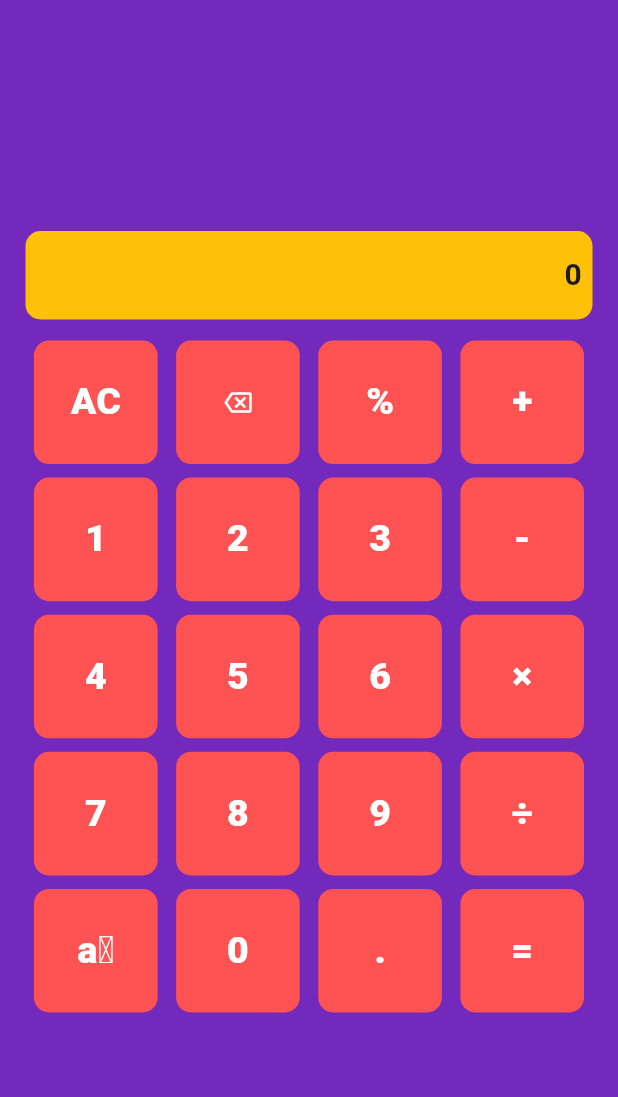
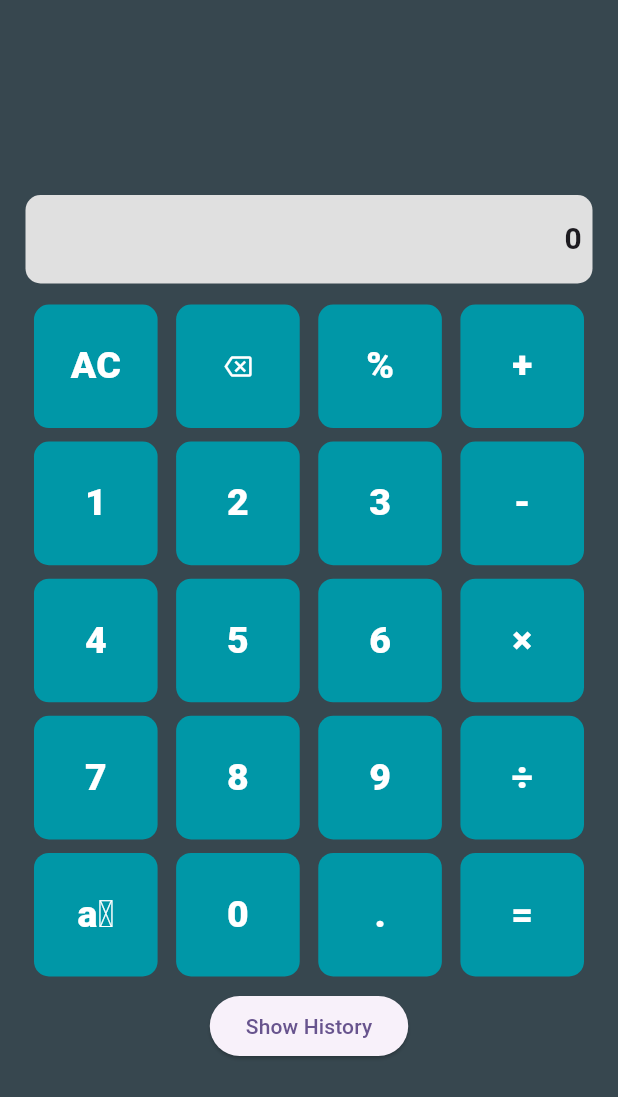
Before and after one commit to GComputeNerd/Flutter-Calculator, a Flutter app: the screen it shows after launch, on a phone screen of 412 x 824 dp. Shown: the top 1097 px of the screen. Run offline on Flutter 3.47's test engine with Material 3 defaults, Android fonts, the phone set to English and light mode, and no system bars; drawn by our look-alikes of auto_size_text.

Commit message:
Added boilerplate code for Second Page to show History

```diff
--- a/lib/gui/calculator_components.dart
+++ b/lib/gui/calculator_components.dart
@@ -3,7 +3,7 @@ import 'package:provider/provider.dart';
 import 'package:auto_size_text/auto_size_text.dart';
 
 import 'package:calculator/calculator.dart';
-
+import 'package:calculator/history_page.dart';
 
 class CalculatorDisplay extends StatelessWidget {
   const CalculatorDisplay({super.key});
@@ -69,7 +69,7 @@ class ResultDisplay extends StatelessWidget {
       padding: EdgeInsets.symmetric(horizontal:7,
       vertical: vertical),
       decoration: BoxDecoration(
-        color: Colors.amber,
+        color: Color(0xffE0E0E0),
         borderRadius: borderRadius,
       ),
       child: Text(
@@ -102,7 +102,7 @@ class BufferDisplay extends StatelessWidget {
       width: width,
       padding: EdgeInsets.symmetric(vertical: 3),
       decoration: const BoxDecoration(
-        color: Colors.green,
+        color: Color(0xff00BFA5),
         borderRadius: BorderRadius.only(
           bottomLeft: Radius.circular(10),
           bottomRight: Radius.circular(10),
@@ -189,6 +189,8 @@ class CalculatorButton extends StatelessWidget {
     );
   }
 
+  final Color buttonColor = const Color(0xff0097A7);
+
   @override
   Widget build(BuildContext context) {
     var width = MediaQuery.of(context).size.width;
@@ -201,7 +203,7 @@ class CalculatorButton extends StatelessWidget {
         onPressed: () => onPressed(),
         style: TextButton.styleFrom(
           foregroundColor: Colors.white,
-          backgroundColor: Colors.redAccent,
+          backgroundColor: buttonColor,
           shape: const RoundedRectangleBorder(
             borderRadius: BorderRadius.all(
               Radius.circular(10),
@@ -240,7 +242,7 @@ class _CalculatorButtonIcon extends CalculatorButton {
         onPressed: () => onPressed(),
         style: TextButton.styleFrom(
           foregroundColor: Colors.white,
-          backgroundColor: Colors.redAccent,
+          backgroundColor: super.buttonColor,
           shape: const RoundedRectangleBorder(
             borderRadius: BorderRadius.all(
               Radius.circular(10),
--- /dev/null
+++ b/lib/history_page.dart
@@ -0,0 +1,18 @@
+import 'package:flutter/material.dart';
+
+class HistoryPage extends StatelessWidget {
+  const HistoryPage({super.key});
+
+  @override
+  Widget build(BuildContext context) {
+    return MaterialApp(
+      home: Scaffold(
+        appBar: AppBar(title: const Text("HISTORYPAGE")),
+        body: ElevatedButton(
+          onPressed: () => Navigator.pop(context),
+          child: const Text("Go Back!"),
+        )
+      ),
+    );
+  }
+}
--- a/lib/main.dart
+++ b/lib/main.dart
@@ -1,3 +1,4 @@
+import 'package:calculator/history_page.dart';
 import 'package:flutter/material.dart';
 import 'package:provider/provider.dart';
 
@@ -32,7 +33,7 @@ class MyHomePage extends StatelessWidget {
   @override
   Widget build(BuildContext context) {
     return const Scaffold(
-      backgroundColor: Color.fromARGB(255, 115, 42, 188),
+      backgroundColor: Color(0xff37474F),
       body: Center(child: CalculatorMain()),
     );
   }
@@ -84,6 +85,10 @@ class CalculatorMain extends StatelessWidget {
             OperationButton(operation: () => calcState.makeDecimal(), text: "."),
             OperationButton(operation: () => calcState.apply(), text: "="),
           ]),
+          ElevatedButton(
+          onPressed: () => Navigator.push(context,
+              MaterialPageRoute(builder: (context) => const HistoryPage())),
+          child: Text("Show History"),),
         ],
       ),
     );
```
Also changed, not shown: pubspec.lock.
